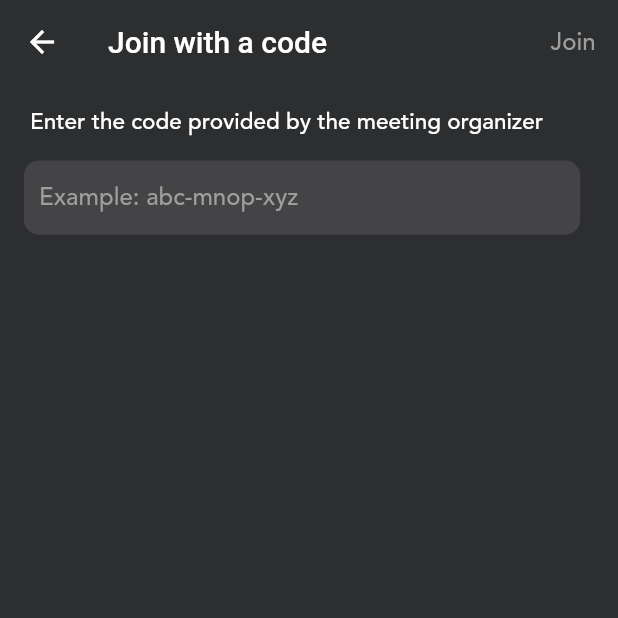
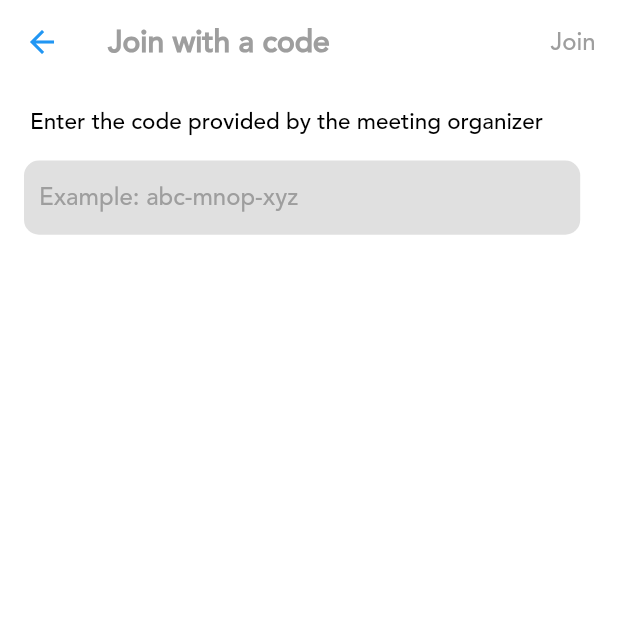
Before and after one commit to abhixv/GmeetUI, a Flutter app: the screen it shows after launch, after a tap on "Join with a code", on a phone screen of 412 x 824 dp, the top half of it. Run offline on Flutter 3.47's test engine with Material 2 defaults, Android fonts, the phone set to English and light mode, and no system bars; our stand-ins replace camera, rflutter_alert; missing offline and left inert: dart:ffi.

Commit message:
Add system theme Support

```diff
--- a/lib/main.dart
+++ b/lib/main.dart
@@ -7,6 +7,7 @@ import 'package:gmeet/utils/routes.dart';
 import 'dart:async';
 import 'package:flutter/material.dart';
 import 'package:camera/camera.dart';
+import 'package:gmeet/utils/themes.dart';
 import 'package:gmeet/widgets/camera.dart';
 
 List<CameraDescription>? cameras;
@@ -24,6 +25,9 @@ class MyApp extends StatelessWidget {
   Widget build(BuildContext context) {
     return MaterialApp(
       debugShowCheckedModeBanner: false,
+      themeMode: ThemeMode.system,
+      theme: MyTheme.light(context),
+      darkTheme: MyTheme.dark(context),
       home: HomePage(),
       routes: {
         MyRoutes.meetingSearch: (context) => MeetingSearch(),
--- a/lib/ui/home_page.dart
+++ b/lib/ui/home_page.dart
@@ -23,11 +23,11 @@ class _HomePageState extends State<HomePage> {
   @override
   Widget build(BuildContext context) {
     return Scaffold(
-      backgroundColor: Color(0xff2d2e30),
+      backgroundColor: Theme.of(context).backgroundColor,
       drawer: MyDrawer(),
       appBar: AppBar(
         elevation: 0.0,
-        backgroundColor: Color(0xff2d2e30),
+        backgroundColor: Theme.of(context).backgroundColor,
         iconTheme: IconThemeData(
           color: Colors.grey,
         ),
@@ -35,7 +35,7 @@ class _HomePageState extends State<HomePage> {
         title: Text(
           "Meet",
           style: TextStyle(
-              color: Colors.grey,
+              color: Theme.of(context).accentColor,
               fontFamily: 'Avenir',
               fontWeight: FontWeight.w500),
         ),
@@ -48,7 +48,7 @@ class _HomePageState extends State<HomePage> {
                     alertPadding: EdgeInsets.only(
                         top: MediaQuery.of(context).size.height * 0.14),
                     alertAlignment: Alignment.topCenter,
-                    backgroundColor: Color(0xff2d2e30),
+                    backgroundColor: Theme.of(context).backgroundColor,
                     animationType: AnimationType.grow,
                     overlayColor: Colors.transparent,
                     isCloseButton: true,
@@ -71,7 +71,7 @@ class _HomePageState extends State<HomePage> {
                               "Google",
                               style: TextStyle(
                                   fontSize: 20,
-                                  color: Colors.white,
+                                  color: Theme.of(context).accentColor,
                                   fontFamily: 'Avenir',
                                   fontWeight: FontWeight.bold),
                             ),
@@ -106,7 +106,8 @@ class _HomePageState extends State<HomePage> {
                                           "Abhishek Sharma",
                                           style: TextStyle(
                                               fontSize: 18,
-                                              color: Colors.white,
+                                              color:
+                                                  Theme.of(context).accentColor,
                                               fontFamily: 'Avenir',
                                               fontWeight: FontWeight.bold),
                                         ),
@@ -114,7 +115,8 @@ class _HomePageState extends State<HomePage> {
                                           "abhixv.sh@gmail.com",
                                           style: TextStyle(
                                               fontSize: 14,
-                                              color: Colors.white,
+                                              color:
+                                                  Theme.of(context).accentColor,
                                               fontFamily: 'Avenir',
                                               fontWeight: FontWeight.bold),
                                         ),
@@ -131,17 +133,20 @@ class _HomePageState extends State<HomePage> {
                                                   .width /
                                               1.65,
                                           decoration: BoxDecoration(
-                                              color: Color(0xff2d2e30),
+                                              color: Theme.of(context)
+                                                  .backgroundColor,
                                               borderRadius:
                                                   BorderRadius.circular(20),
                                               border: Border.all(
-                                                  color: Colors.white)),
+                                                  color: Theme.of(context)
+                                                      .accentColor)),
                                           child: Center(
                                             child: Text(
                                                 "Manage your Google Account",
                                                 style: TextStyle(
                                                     fontSize: 14,
-                                                    color: Colors.white,
+                                                    color: Theme.of(context)
+                                                        .accentColor,
                                                     fontFamily: 'Avenir',
                                                     fontWeight:
                                                         FontWeight.bold)),
@@ -155,7 +160,7 @@ class _HomePageState extends State<HomePage> {
                             ],
                           ),
                           Divider(
-                            color: Colors.white,
+                            color: Theme.of(context).accentColor,
                           ),
                           Row(
                             children: [
@@ -163,7 +168,7 @@ class _HomePageState extends State<HomePage> {
                                 padding: const EdgeInsets.all(16.0),
                                 child: Icon(
                                   Icons.person_add_alt_outlined,
-                                  color: Colors.white,
+                                  color: Theme.of(context).accentColor,
                                 ),
                               ),
                               SizedBox(
@@ -172,18 +177,18 @@ class _HomePageState extends State<HomePage> {
                               Text("Add another account",
                                   style: TextStyle(
                                       fontSize: 16,
-                                      color: Colors.white,
+                                      color: Theme.of(context).accentColor,
                                       fontFamily: 'Avenir',
                                       fontWeight: FontWeight.bold))
                             ],
                           ),
                           Divider(
-                            color: Colors.white,
+                            color: Theme.of(context).accentColor,
                           ),
                           Text("Privacy Policy . Terms of service",
                               style: TextStyle(
                                   fontSize: 10,
-                                  color: Colors.white,
+                                  color: Theme.of(context).accentColor,
                                   fontFamily: 'Avenir',
                                   fontWeight: FontWeight.bold)),
                         ],
@@ -223,7 +228,7 @@ class _HomePageState extends State<HomePage> {
                               padding: EdgeInsets.only(left: 15),
                               height: MediaQuery.of(context).size.height * 0.26,
                               width: MediaQuery.of(context).size.width,
-                              color: Color(0xff2d2e30),
+                              color: Theme.of(context).backgroundColor,
                               child: Column(
                                 children: [
                                   InkWell(
@@ -355,13 +360,13 @@ class _HomePageState extends State<HomePage> {
                       width: MediaQuery.of(context).size.width * 0.4,
                       height: MediaQuery.of(context).size.height * 0.05,
                       decoration: BoxDecoration(
-                          color: Color(0xff89b4f8),
+                          color: Theme.of(context).cardColor,
                           borderRadius: BorderRadius.circular(5)),
                       child: Center(
                         child: Text(
                           "New meeting",
                           style: TextStyle(
-                              color: Color(0xff1f2a52),
+                              color: Colors.white,
                               fontWeight: FontWeight.bold,
                               fontFamily: 'Avenir'),
                         ),
@@ -385,7 +390,7 @@ class _HomePageState extends State<HomePage> {
                         child: Text(
                           "Join with a code",
                           style: TextStyle(
-                              color: Color(0xff89b4f8),
+                              color: Theme.of(context).cardColor,
                               fontWeight: FontWeight.bold,
                               fontFamily: 'Avenir'),
                         ),
@@ -414,7 +419,7 @@ class _HomePageState extends State<HomePage> {
                           children: [
                             Icon(
                               Icons.warning_amber_rounded,
-                              color: Color(0xff89b4f8),
+                              color: Theme.of(context).cardColor,
                             ),
                             Padding(
                               padding: const EdgeInsets.only(left: 10),
@@ -443,7 +448,8 @@ class _HomePageState extends State<HomePage> {
                                           child: Text(
                                             "Learn more",
                                             style: TextStyle(
-                                                color: Color(0xff89b4f8),
+                                                color:
+                                                    Theme.of(context).cardColor,
                                                 fontWeight: FontWeight.w500,
                                                 fontFamily: 'Avenir'),
                                           ),
@@ -521,7 +527,7 @@ _openPopup(context, String id) {
   Alert(
     context: context,
     style: AlertStyle(
-      backgroundColor: Color(0xff2d2e30),
+      backgroundColor: Theme.of(context).backgroundColor,
       animationType: AnimationType.grow,
       overlayColor: Colors.transparent.withOpacity(0.3),
       isCloseButton: true,
@@ -539,7 +545,7 @@ _openPopup(context, String id) {
           child: Text(
             "Here's the link to your meeting",
             style: TextStyle(
-                color: Colors.white,
+                color: Theme.of(context).accentColor,
                 fontFamily: 'Avenir',
                 fontWeight: FontWeight.bold,
                 fontSize: 14),
@@ -573,7 +579,9 @@ _openPopup(context, String id) {
                 Text(
                   "meet.google.com/$id",
                   style: TextStyle(
-                      color: Colors.white, fontFamily: 'Avenir', fontSize: 14),
+                      color: Theme.of(context).accentColor,
+                      fontFamily: 'Avenir',
+                      fontSize: 14),
                 ),
                 Padding(
                   padding: const EdgeInsets.only(right: 15),
--- a/lib/ui/meeting_search.dart
+++ b/lib/ui/meeting_search.dart
@@ -23,11 +23,17 @@ class _MeetingSearchState extends State<MeetingSearch> {
   @override
   Widget build(BuildContext context) {
     return Scaffold(
-      backgroundColor: Color(0xff2d2e30),
+      backgroundColor: Theme.of(context).backgroundColor,
       appBar: AppBar(
-        backgroundColor: Color(0xff2d2e30),
+        backgroundColor: Theme.of(context).backgroundColor,
         elevation: 0.0,
-        title: Text("Join with a code"),
+        title: Text(
+          "Join with a code",
+          style: TextStyle(
+              color: Colors.grey,
+              fontWeight: FontWeight.bold,
+              fontFamily: 'Avenir'),
+        ),
         actions: [
           Padding(
             padding: const EdgeInsets.only(right: 15),
@@ -71,7 +77,7 @@ class _MeetingSearchState extends State<MeetingSearch> {
                   child: Text(
                     "Enter the code provided by the meeting organizer",
                     style: TextStyle(
-                        color: Colors.white,
+                        color: Theme.of(context).accentColor,
                         fontSize: 15,
                         fontFamily: 'Avenir'),
                   ),
@@ -85,14 +91,14 @@ class _MeetingSearchState extends State<MeetingSearch> {
                   width: MediaQuery.of(context).size.width * 0.9,
                   height: MediaQuery.of(context).size.height * 0.06,
                   decoration: BoxDecoration(
-                      color: Colors.grey.withOpacity(0.2),
+                      color: Theme.of(context).canvasColor,
                       borderRadius: BorderRadius.circular(10)),
                   child: Center(
                     child: TextField(
                       controller: _controller,
                       onTap: () {
                         setState(() {
-                          _join = Color(0xff89b4f8);
+                          _join = Theme.of(context).cardColor;
                         });
                       },
                       style:
--- /dev/null
+++ b/lib/utils/themes.dart
@@ -0,0 +1,24 @@
+import 'package:flutter/material.dart';
+
+class MyTheme {
+  static ThemeData light(BuildContext context) => ThemeData(
+      appBarTheme: AppBarTheme(
+          color: Colors.white,
+          textTheme: Theme.of(context).textTheme,
+          iconTheme: IconThemeData(color: Theme.of(context).accentColor)),
+      backgroundColor: Colors.white,
+      brightness: Brightness.light,
+      accentColor: Colors.black,
+      cardColor: Colors.blue,
+      canvasColor: Colors.grey.shade300);
+
+  static ThemeData dark(BuildContext context) => ThemeData(
+      appBarTheme: AppBarTheme(
+          color: Colors.grey.shade900,
+          iconTheme: IconThemeData(color: Theme.of(context).accentColor)),
+      backgroundColor: Color(0xff2d2e30),
+      brightness: Brightness.dark,
+      accentColor: Colors.white,
+      cardColor: Color(0xff89b4f8),
+      canvasColor: Colors.grey.withOpacity(0.2));
+}
--- a/lib/widgets/drawer.dart
+++ b/lib/widgets/drawer.dart
@@ -7,7 +7,7 @@ class MyDrawer extends StatelessWidget {
   Widget build(BuildContext context) {
     return Drawer(
       child: Container(
-        color: Color(0xff2d2e30),
+        color: Theme.of(context).backgroundColor,
         child: Padding(
           padding: const EdgeInsets.only(left: 20),
           child: Column(
```
Also changed, not shown: lib/ui/Instant_meeting_page.dart (+16 -16 lines), lib/ui/meeting_join.dart (+14 -14 lines).
